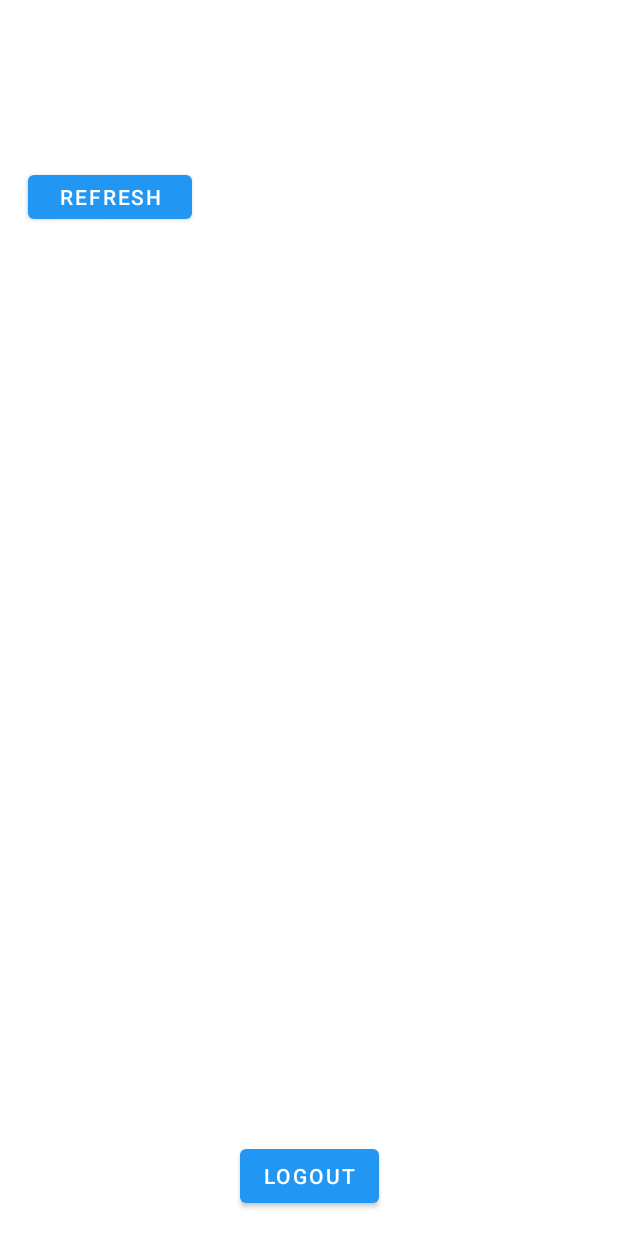
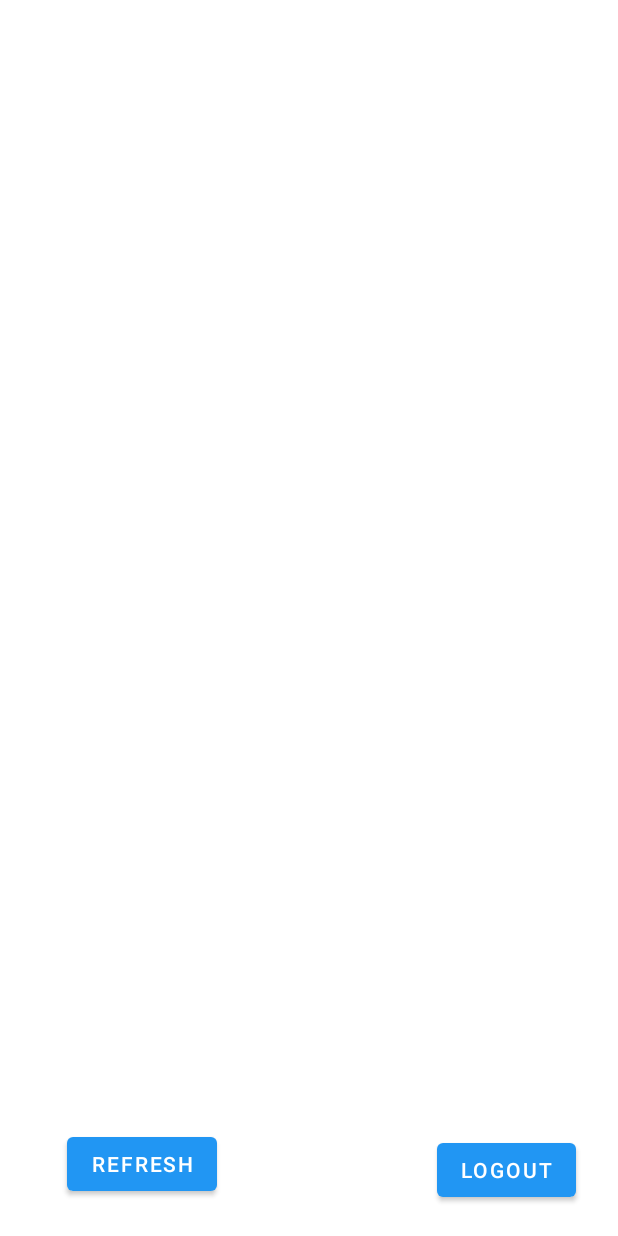
Before and after one commit to jsteinberg7/Oyster-Recycler, an Android app: the layout driver_fragment.xml on its own in the app's theme, with its tools: preview values and no code run, on a phone screen of 412 x 824 dp. Run offline under Robolectric (Android 15) with nearby library versions, the phone set to English and light mode, and no system bars.

Commit message:
progress on Driver

```diff
--- a/app/src/main/res/layout/dashboard_fragment.xml
+++ b/app/src/main/res/layout/driver_fragment.xml
@@ -11,32 +11,47 @@
         android:id="@+id/logout"
         android:layout_width="wrap_content"
         android:layout_height="wrap_content"
+        android:layout_marginBottom="4dp"
         android:text="@string/logout"
         app:layout_constraintBottom_toBottomOf="parent"
         app:layout_constraintEnd_toEndOf="parent"
+        app:layout_constraintHorizontal_bias="0.959"
         app:layout_constraintStart_toStartOf="parent" />
 
     <Button
         android:id="@+id/refresh"
-        android:layout_width="109dp"
-        android:layout_height="41dp"
-        android:layout_marginBottom="656dp"
+        android:layout_width="wrap_content"
+        android:layout_height="wrap_content"
+        android:layout_marginBottom="8dp"
         android:text="@string/refresh"
         app:layout_constraintBottom_toBottomOf="parent"
         app:layout_constraintEnd_toEndOf="parent"
-        app:layout_constraintHorizontal_bias="0.009"
+        app:layout_constraintHorizontal_bias="0.103"
         app:layout_constraintStart_toStartOf="parent" />
 
-    <androidx.recyclerview.widget.RecyclerView xmlns:android="http://schemas.android.com/apk/res/android"
-        xmlns:app="http://schemas.android.com/apk/res-auto"
-        xmlns:tools="http://schemas.android.com/tools"
+    <Button
+        android:id="@+id/accept"
+        android:layout_width="wrap_content"
+        android:layout_height="wrap_content"
+        android:layout_marginRight="0dp"
+        android:text="@string/accept"
+        android:visibility="invisible"
+        app:layout_constraintEnd_toEndOf="parent"
+        app:layout_constraintTop_toTopOf="parent"
+        tools:ignore="MissingConstraints" />
+
+    <androidx.recyclerview.widget.RecyclerView
         android:id="@+id/list"
         android:name="course.examples.fragments.staticlayout.TitleFragment"
-        android:layout_width="match_parent"
-        android:layout_height="match_parent"
+        android:layout_width="250dp"
+        android:layout_height="657dp"
         android:scrollbars="vertical"
         app:layoutManager="LinearLayoutManager"
         tools:context="TitlesFragment"
+        tools:ignore="MissingConstraints"
+        tools:layout_editor_absoluteX="16dp"
+        tools:layout_editor_absoluteY="2dp"
+        app:layout_constraintStart_toStartOf="parent"
         tools:listitem="@layout/title_layout" />
 
 </androidx.constraintlayout.widget.ConstraintLayout>
--- a/app/src/main/res/navigation/nav_graph.xml
+++ b/app/src/main/res/navigation/nav_graph.xml
@@ -13,6 +13,9 @@
             android:id="@+id/action_mainFragment_to_registrationFragment"
             app:destination="@id/registrationFragment" />
         <action
+            android:id="@+id/action_mainFragment_to_driver"
+            app:destination="@id/DriverFragment" />
+        <action
             android:id="@+id/action_mainFragment_to_loginFragment"
             app:destination="@id/loginFragment" />
     </fragment>
@@ -23,7 +26,7 @@
         tools:layout="@layout/registration_fragment" >
         <action
             android:id="@+id/action_registrationFragment_to_dashboardFragment"
-            app:destination="@id/dashboardFragment" />
+            app:destination="@id/DriverFragment" />
     </fragment>
     <fragment
         android:id="@+id/loginFragment"
@@ -32,11 +35,11 @@
         tools:layout="@layout/login_fragment" >
         <action
             android:id="@+id/action_loginFragment_to_dashboardFragment"
-            app:destination="@id/dashboardFragment" />
+            app:destination="@id/DriverFragment" />
     </fragment>
     <fragment
-        android:id="@+id/dashboardFragment"
+        android:id="@+id/DriverFragment"
         android:name="com.example.firebaseemailpasswordexample.DriverFragment"
-        android:label="dashboard_fragment"
-        tools:layout="@layout/dashboard_fragment" />
+        android:label="driver_fragment"
+        tools:layout="@layout/driver_fragment" />
 </navigation>
--- a/app/src/main/res/values/strings.xml
+++ b/app/src/main/res/values/strings.xml
@@ -15,6 +15,9 @@
     <string name="password_toast">Please enter password!</string>
     <string name="logout">Logout</string>
     <string name="refresh">Refresh</string>
+    <string name="cancel">Cancel</string>
+    <string name="finish">Finish</string>
+    <string name="accept">Accept</string>
     <!-- TODO: Remove or change this placeholder text -->
     <string name="hello_blank_fragment">Hello blank fragment</string>
 </resources>
```
Also changed, not shown: app/src/main/java/com/example/firebaseemailpasswordexample/DriverCurrentPickupsFragment.kt (added, +59 -0 lines), app/src/main/java/com/example/firebaseemailpasswordexample/DriverFragment.kt (+23 -5 lines), app/src/main/java/com/example/firebaseemailpasswordexample/DriverRecyclerViewAdapter.kt (+4 -15 lines), app/src/main/res/layout/driver_current_pickups_fragment.xml (added, +14 -0 lines).
